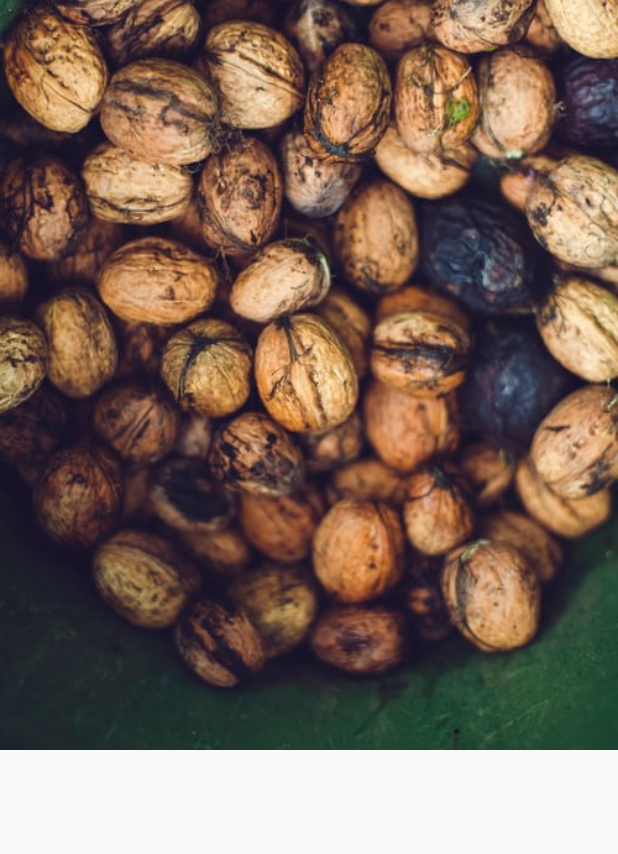
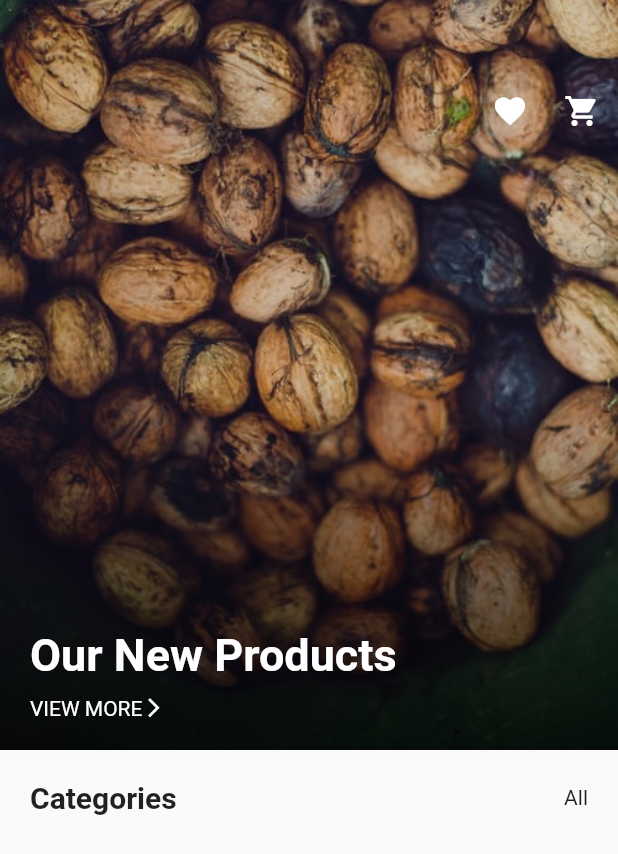
Before and after one commit to AlanRobson-pk/Organic, a Flutter app: the Shop screen opened directly, on a phone screen of 412 x 824 dp. Shown: the top 854 px of the screen. Run offline on Flutter 3.47's test engine with Material 2 defaults, Android fonts, the phone set to English and light mode, and no system bars; our stand-ins replace page_transition.

Commit message:
add categoies UI for shop page

```diff
--- a/lib/Shop.dart
+++ b/lib/Shop.dart
@@ -18,7 +18,94 @@ class _ShopState extends State<Shop> {
                   image: AssetImage('assets/images/walnuts.png'),
                   fit: BoxFit.cover),
             ),
+            child: Container(
+              decoration: BoxDecoration(
+                gradient: LinearGradient(begin: Alignment.bottomRight, colors: [
+                  Colors.black.withOpacity(.8),
+                  Colors.black.withOpacity(.2),
+                ]),
+              ),
+              child: Padding(
+                padding: const EdgeInsets.only(top: 50.0),
+                child: Column(
+                  mainAxisAlignment: MainAxisAlignment.spaceBetween,
+                  crossAxisAlignment: CrossAxisAlignment.start,
+                  children: <Widget>[
+                    Row(
+                      mainAxisAlignment: MainAxisAlignment.end,
+                      children: <Widget>[
+                        IconButton(
+                          icon: Icon(
+                            Icons.favorite,
+                            color: Colors.white,
+                          ),
+                          onPressed: () {},
+                        ),
+                        IconButton(
+                          icon: Icon(
+                            Icons.shopping_cart,
+                            color: Colors.white,
+                          ),
+                          onPressed: () {},
+                        )
+                      ],
+                    ),
+                    Padding(
+                      padding: const EdgeInsets.all(20.0),
+                      child: Column(
+                        crossAxisAlignment: CrossAxisAlignment.start,
+                        children: <Widget>[
+                          Text(
+                            "Our New Products",
+                            style: TextStyle(
+                                color: Colors.white,
+                                fontWeight: FontWeight.bold,
+                                fontSize: 30.0),
+                          ),
+                          SizedBox(
+                            height: 10,
+                          ),
+                          Row(children: <Widget>[
+                            Text("VIEW MORE",
+                                style: TextStyle(color: Colors.white)),
+                            SizedBox(
+                              height: 5,
+                            ),
+                            Icon(
+                              Icons.arrow_forward_ios,
+                              color: Colors.white,
+                              size: 15,
+                            ),
+                          ]),
+                        ],
+                      ),
+                    )
+                  ],
+                ),
+              ),
+            ),
           ),
+          Padding(
+            padding: const EdgeInsets.all(20.0,),
+            child: Column(
+              children: [
+                Row(
+                  mainAxisAlignment: MainAxisAlignment.spaceBetween,
+                  children: <Widget>[
+                    Text("Categories", style: TextStyle(fontSize: 20.0, fontWeight: FontWeight.bold),),
+                    Text("All")
+                  ],
+                ),
+                SizedBox(height: 10.0,),
+                Column(
+
+                )
+              ],
+            ),
+
+
+
+          )
         ],
       ),
     );
```
